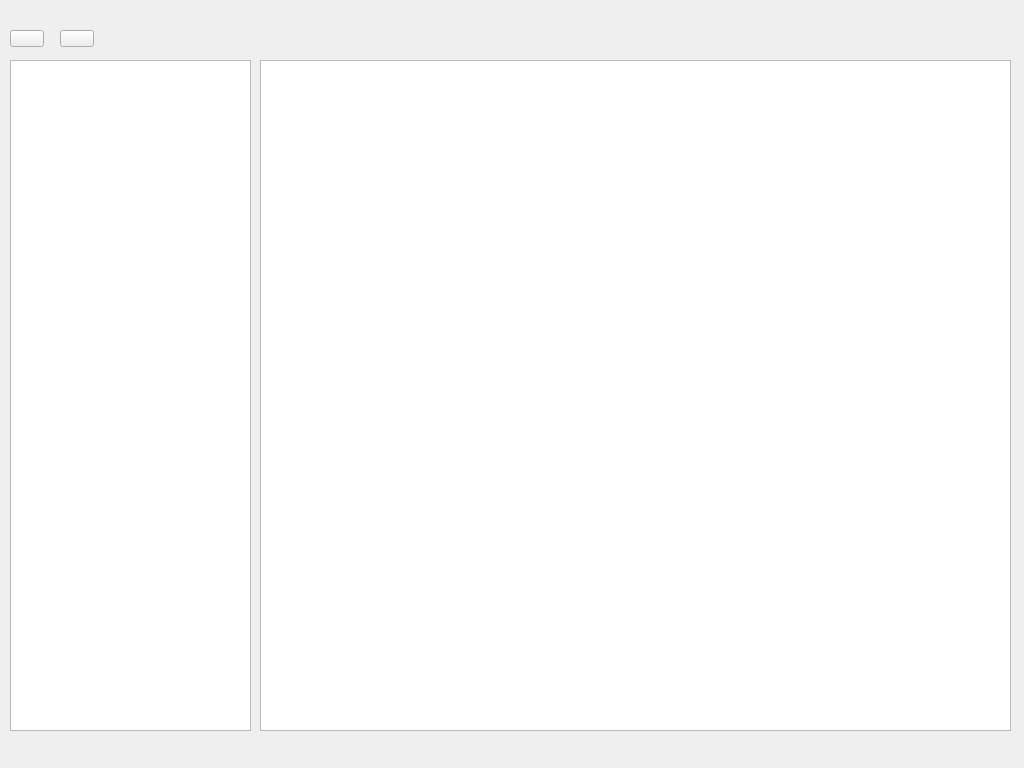
Qt form mainwindow_2.ui (lazyxu/cpp-mail-system) before a commit.
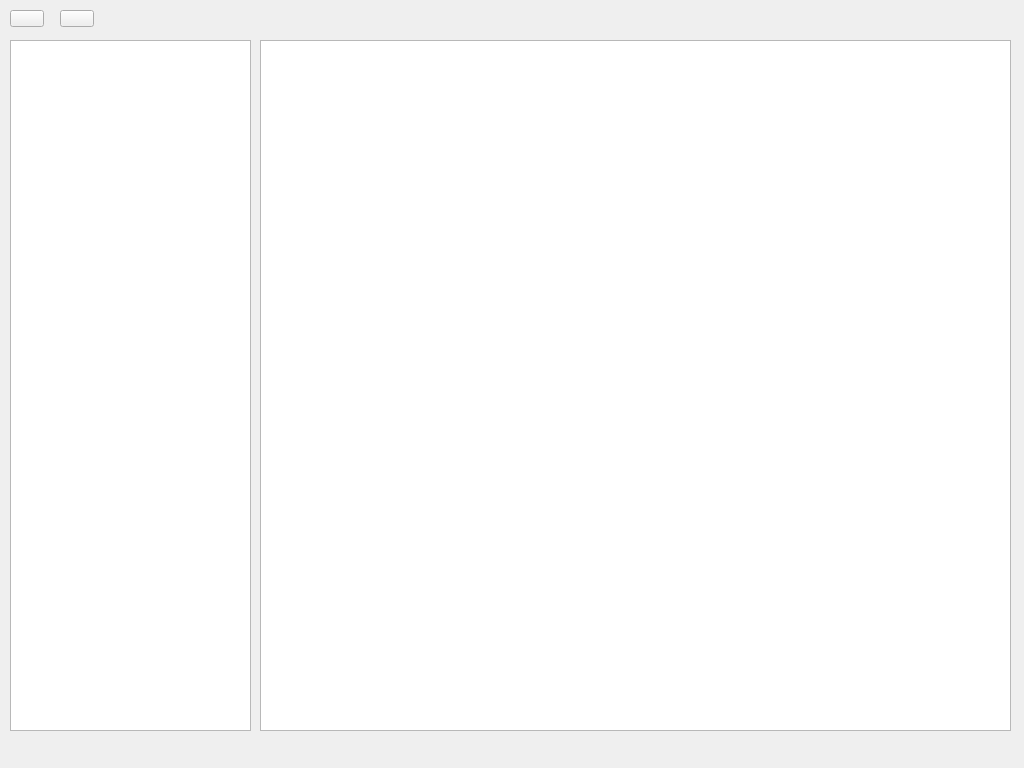
The same form after that commit. Icons and pictures are not drawn.

Diff of the .ui file:
```diff
--- a/mainwindow_2.ui
+++ b/mainwindow_2.ui
@@ -48,9 +48,9 @@
     <property name="geometry">
      <rect>
       <x>10</x>
-      <y>60</y>
+      <y>40</y>
       <width>241</width>
-      <height>671</height>
+      <height>691</height>
      </rect>
     </property>
    </widget>
@@ -58,7 +58,7 @@
     <property name="geometry">
      <rect>
       <x>10</x>
-      <y>30</y>
+      <y>10</y>
       <width>34</width>
       <height>17</height>
      </rect>
@@ -85,9 +85,9 @@
     <property name="geometry">
      <rect>
       <x>260</x>
-      <y>60</y>
+      <y>40</y>
       <width>751</width>
-      <height>671</height>
+      <height>691</height>
      </rect>
     </property>
    </widget>
@@ -95,7 +95,7 @@
     <property name="geometry">
      <rect>
       <x>60</x>
-      <y>30</y>
+      <y>10</y>
       <width>34</width>
       <height>17</height>
      </rect>
```
Left out of the diff: 21 changed lines with no effect on the pictures. Lines whose indentation alone changed are shown as unchanged.
